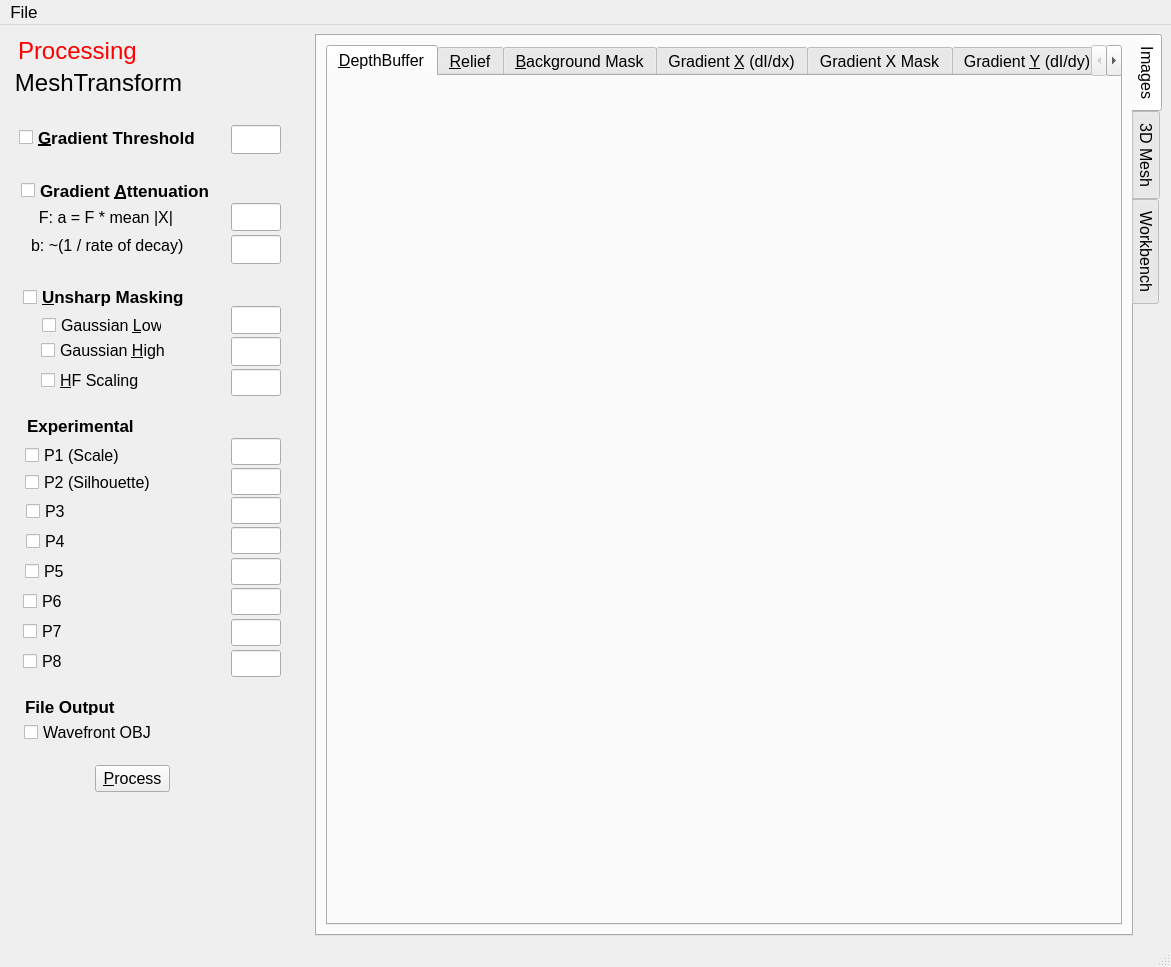
The window that Explorer/Explorer.ui (steveknipmeyer/ModelRelief) describes before a commit, drawn with Qt 5.
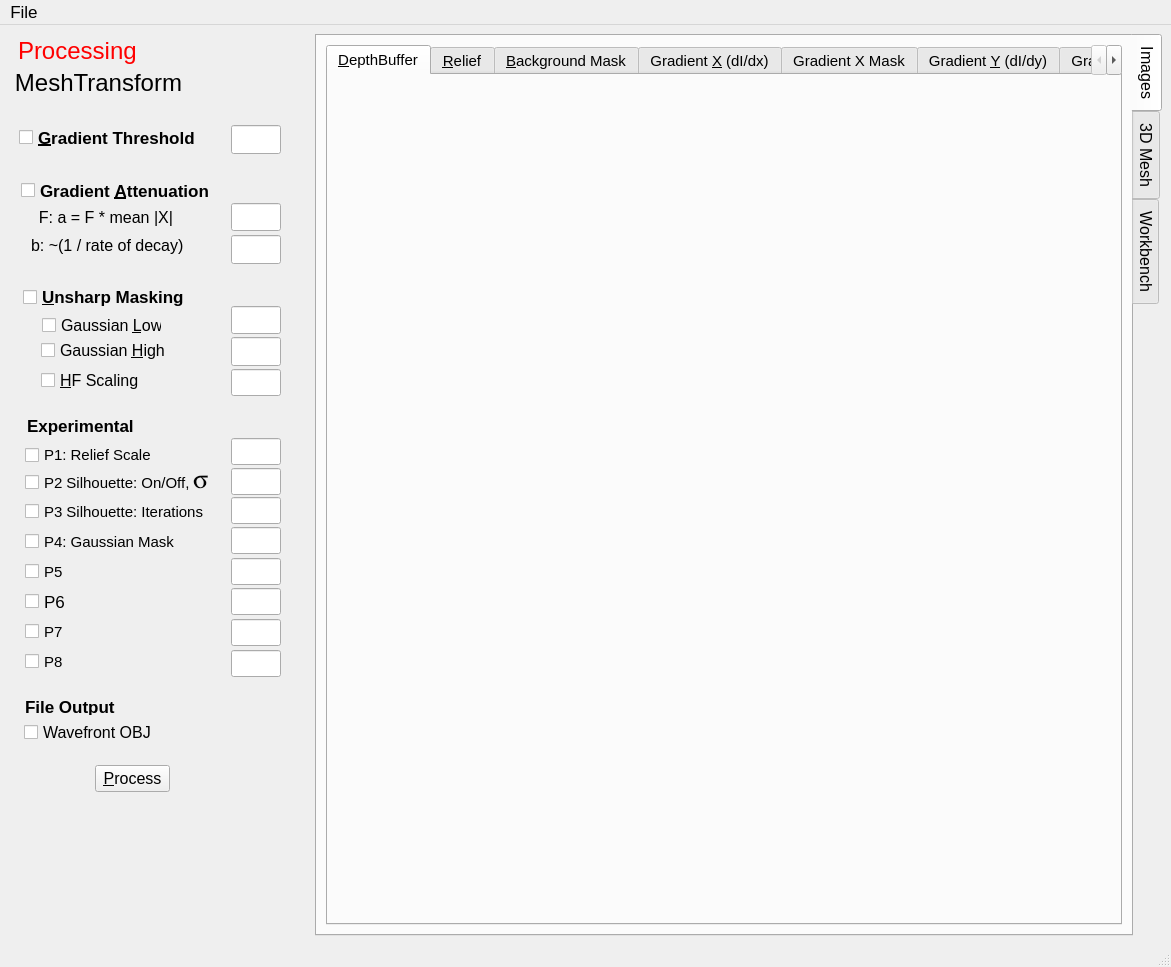
The same window after the commit. Icons and pictures are not drawn.

Commit message: Explorer: P4 enables the composite mask in the unsharp gaussian blur.

```diff
--- a/Explorer/Explorer.ui
+++ b/Explorer/Explorer.ui
@@ -98,7 +98,7 @@
           </property>
           <property name="font">
            <font>
-            <pointsize>12</pointsize>
+            <pointsize>11</pointsize>
            </font>
           </property>
           <property name="focusPolicy">
@@ -623,8 +623,14 @@
          <height>20</height>
         </rect>
        </property>
+       <property name="font">
+        <font>
+         <family>MS Shell Dlg 2</family>
+         <pointsize>11</pointsize>
+        </font>
+       </property>
        <property name="text">
-        <string>P1 (Scale)</string>
+        <string>P1: Relief Scale</string>
        </property>
       </widget>
       <widget class="QCheckBox" name="p2CheckBox">
@@ -632,12 +638,17 @@
         <rect>
          <x>16</x>
          <y>436</y>
-         <width>158</width>
+         <width>204</width>
          <height>19</height>
         </rect>
        </property>
+       <property name="font">
+        <font>
+         <pointsize>11</pointsize>
+        </font>
+       </property>
        <property name="text">
-        <string>P2 (Silhouette)</string>
+        <string>P2 Silhouette: On/Off,</string>
        </property>
       </widget>
       <widget class="QLabel" name="labelExperimental">
@@ -711,14 +722,19 @@
       <widget class="QCheckBox" name="p3CheckBox">
        <property name="geometry">
         <rect>
-         <x>17</x>
+         <x>16</x>
          <y>465</y>
-         <width>158</width>
+         <width>190</width>
          <height>19</height>
         </rect>
        </property>
+       <property name="font">
+        <font>
+         <pointsize>11</pointsize>
+        </font>
+       </property>
        <property name="text">
-        <string>P3</string>
+        <string>P3 Silhouette: Iterations</string>
        </property>
       </widget>
       <widget class="QLineEdit" name="p4LineEdit">
@@ -740,14 +756,19 @@
       <widget class="QCheckBox" name="p4CheckBox">
        <property name="geometry">
         <rect>
-         <x>17</x>
+         <x>16</x>
          <y>495</y>
-         <width>158</width>
+         <width>191</width>
          <height>19</height>
         </rect>
        </property>
+       <property name="font">
+        <font>
+         <pointsize>11</pointsize>
+        </font>
+       </property>
        <property name="text">
-        <string>P4</string>
+        <string>P4: Gaussian Mask</string>
        </property>
       </widget>
       <widget class="QLineEdit" name="p6LineEdit">
@@ -775,6 +796,11 @@
          <height>19</height>
         </rect>
        </property>
+       <property name="font">
+        <font>
+         <pointsize>11</pointsize>
+        </font>
+       </property>
        <property name="text">
         <string>P5</string>
        </property>
@@ -798,12 +824,17 @@
       <widget class="QCheckBox" name="p6CheckBox">
        <property name="geometry">
         <rect>
-         <x>14</x>
+         <x>16</x>
          <y>555</y>
          <width>158</width>
          <height>19</height>
         </rect>
        </property>
+       <property name="font">
+        <font>
+         <pointsize>13</pointsize>
+        </font>
+       </property>
        <property name="text">
         <string>P6</string>
        </property>
@@ -827,12 +858,17 @@
       <widget class="QCheckBox" name="p7CheckBox">
        <property name="geometry">
         <rect>
-         <x>14</x>
+         <x>16</x>
          <y>585</y>
          <width>158</width>
          <height>19</height>
         </rect>
        </property>
+       <property name="font">
+        <font>
+         <pointsize>11</pointsize>
+        </font>
+       </property>
        <property name="text">
         <string>P7</string>
        </property>
@@ -840,12 +876,17 @@
       <widget class="QCheckBox" name="p8CheckBox">
        <property name="geometry">
         <rect>
-         <x>14</x>
+         <x>16</x>
          <y>615</y>
          <width>158</width>
          <height>19</height>
         </rect>
        </property>
+       <property name="font">
+        <font>
+         <pointsize>11</pointsize>
+        </font>
+       </property>
        <property name="text">
         <string>P8</string>
        </property>
@@ -912,6 +953,25 @@
         <string>Wavefront OBJ</string>
        </property>
       </widget>
+      <widget class="QLabel" name="labelSigma">
+       <property name="geometry">
+        <rect>
+         <x>184</x>
+         <y>432</y>
+         <width>35</width>
+         <height>23</height>
+        </rect>
+       </property>
+       <property name="font">
+        <font>
+         <family>Symbol</family>
+         <pointsize>19</pointsize>
+        </font>
+       </property>
+       <property name="text">
+        <string>s</string>
+       </property>
+      </widget>
      </widget>
     </item>
    </layout>
```
The commit also changes 8 other files.
